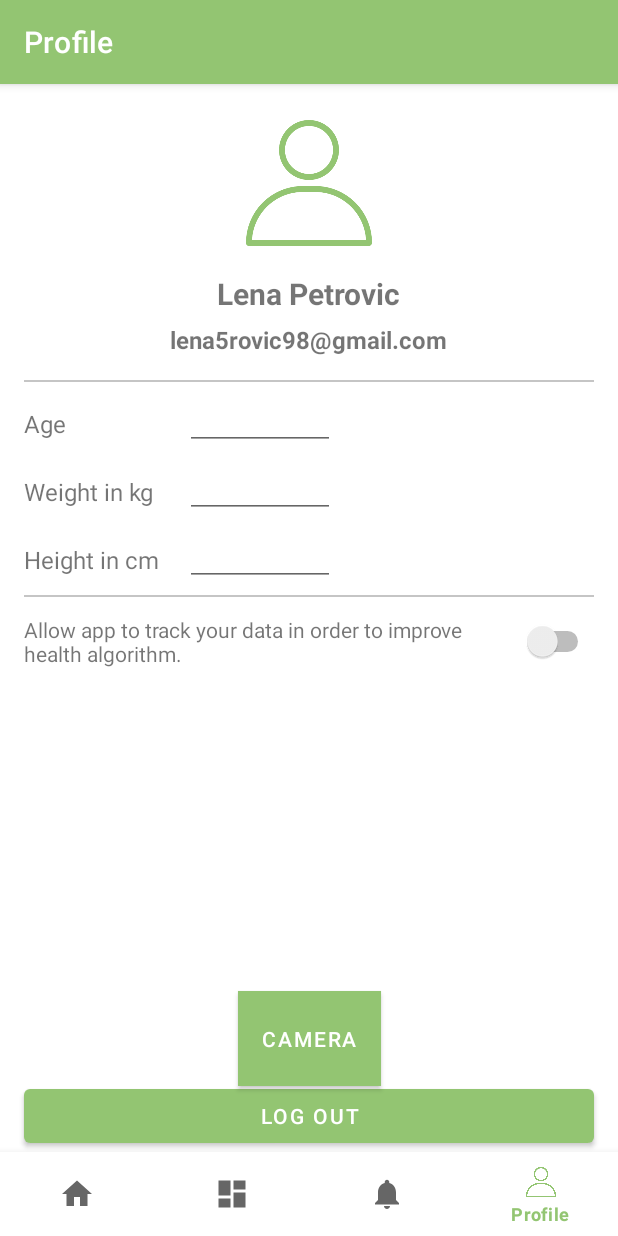
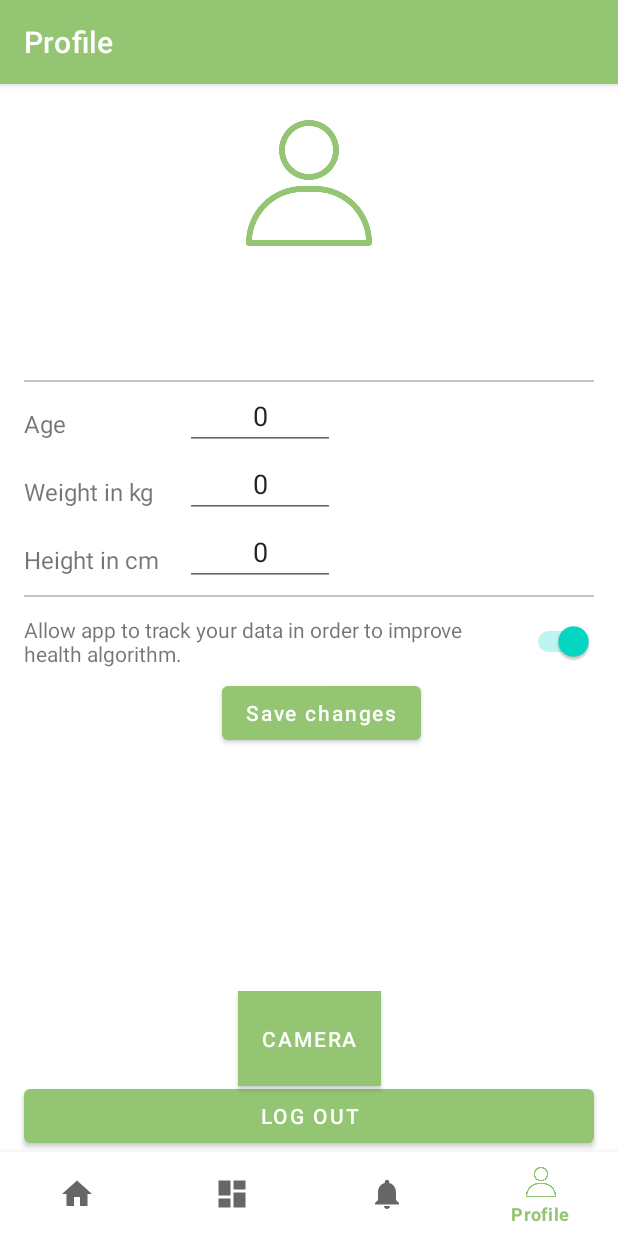
Before and after one commit to lena5rovic98/master, an Android app: the screen it shows after launch once a user with an empty profile is signed in (MainActivity), item 4 of the bottom bar chosen, on a phone screen of 412 x 824 dp. Run offline under Robolectric (Android 15) with nearby library versions, the phone set to English and light mode, and no system bars; our stand-ins replace Firebase (no records; nobody signed in at launch, a user with empty details on screens opened directly), navigation-ui; libraries missing offline, so code that uses them is left out: com.camerakit, org.tensorflow.lite; 12 statements that could not run were skipped.

Commit message:
change user data

```diff
--- a/app/src/main/java/com/example/master/firebase/FirebaseAuthentication.kt
+++ b/app/src/main/java/com/example/master/firebase/FirebaseAuthentication.kt
@@ -21,7 +21,7 @@ object FirebaseAuthentication {
         this.context = context
     }
 
-    fun register(email: String, password: String, fullName: String, age: Int, weight: Float, height: Int): Boolean {
+    fun register(email: String, password: String, fullName: String, age: Int, weight: Int, height: Int): Boolean {
         var isRegistrationSuccessful = true
         firebaseAuth?.createUserWithEmailAndPassword(email, password)
             ?.addOnCompleteListener(OnCompleteListener<AuthResult?> { task ->
--- a/app/src/main/java/com/example/master/models/User.kt
+++ b/app/src/main/java/com/example/master/models/User.kt
@@ -4,7 +4,7 @@ data class User(
     val email: String = "",
     val fullName: String = "",
     val age: Int = 0,
-    val weight: Float = 0f,
+    val weight: Int = 0,
     val height: Int = 0,
     val shareData: Boolean = true
 )
--- a/app/src/main/java/com/example/master/ui/welcome/RegisterDialog.kt
+++ b/app/src/main/java/com/example/master/ui/welcome/RegisterDialog.kt
@@ -33,7 +33,7 @@ class RegisterDialog(context: Context): Dialog(context) {
                     binding.editTextPassword.text.toString(),
                     binding.editTextFullName.text.toString(),
                     Integer.parseInt(binding.editTextAge.text.toString()),
-                    Integer.parseInt(binding.editTextWeight.text.toString()).toFloat(),
+                    Integer.parseInt(binding.editTextWeight.text.toString()),
                     Integer.parseInt(binding.editTextHeight.text.toString())
                 )
             ) {
--- a/app/src/main/java/com/example/master/ui/welcome/WelcomeActivity.kt
+++ b/app/src/main/java/com/example/master/ui/welcome/WelcomeActivity.kt
@@ -5,12 +5,7 @@ import android.os.Bundle
 import androidx.appcompat.app.AppCompatActivity
 import com.example.master.MainActivity
 import com.example.master.databinding.ActivityWelcomeBinding
-import com.example.master.firebase.FirebaseReferences
-import com.example.master.models.User
 import com.example.master.ui.firebase.FirebaseAuthentication
-import com.google.firebase.database.DataSnapshot
-import com.google.firebase.database.DatabaseError
-import com.google.firebase.database.ValueEventListener
 
 class WelcomeActivity: AppCompatActivity() {
 
@@ -25,7 +20,6 @@ class WelcomeActivity: AppCompatActivity() {
         FirebaseAuthentication.getInstance(this)
 
         if (FirebaseAuthentication.isUserLoggedIn()) {
-            getUser()
             val intent = Intent(this, MainActivity::class.java)
             startActivity(intent)
         } else {
@@ -51,22 +45,4 @@ class WelcomeActivity: AppCompatActivity() {
             registerDialog.show()
         }
     }
-
-    fun getUser() {
-        val userData = FirebaseReferences.usersReference?.child(FirebaseAuthentication.getUser()?.uid!!)
-//        val rootRef = FirebaseDatabase.getInstance().reference
-//        var usersRef: DatabaseReference? = rootRef.child("users").child(userId)
-        userData?.addValueEventListener(object : ValueEventListener {
-            override fun onDataChange(snapshot: DataSnapshot) {
-                val user: User = snapshot.getValue(User::class.java) as User
-                val a = user
-                // _user.value = user
-            }
-
-            override fun onCancelled(error: DatabaseError) {
-                throw error.toException()
-            }
-        }
-        )
-    }
 }
--- a/app/src/main/res/layout/fragment_profile.xml
+++ b/app/src/main/res/layout/fragment_profile.xml
@@ -25,7 +25,7 @@
             android:layout_marginTop="@dimen/margin_normal"
             android:textSize="@dimen/font_big"
             android:textStyle="bold"
-            android:text="Lena Petrovic"
+            android:text="Lena"
             app:layout_constraintTop_toBottomOf="@id/image_profile"
             app:layout_constraintStart_toStartOf="parent"
             app:layout_constraintEnd_toEndOf="parent"/>
@@ -74,6 +74,8 @@
             android:id="@+id/edit_text_age"
             android:layout_width="100dp"
             android:layout_height="wrap_content"
+            android:textAlignment="center"
+            android:inputType="number"
             app:layout_constraintStart_toStartOf="@id/guideline_3"
             app:layout_constraintTop_toBottomOf="@id/horizontal_view_1"/>
 
@@ -93,6 +95,8 @@
             android:id="@+id/edit_text_weight"
             android:layout_width="100dp"
             android:layout_height="wrap_content"
+            android:textAlignment="center"
+            android:inputType="number"
             app:layout_constraintStart_toStartOf="@id/guideline_3"
             app:layout_constraintTop_toBottomOf="@id/edit_text_age"/>
 
@@ -112,6 +116,8 @@
             android:id="@+id/edit_text_height"
             android:layout_width="100dp"
             android:layout_height="wrap_content"
+            android:textAlignment="center"
+            android:inputType="number"
             app:layout_constraintStart_toStartOf="@id/guideline_3"
             app:layout_constraintTop_toBottomOf="@id/edit_text_weight"/>
 
@@ -141,7 +147,19 @@
             android:layout_height="wrap_content"
             android:layout_marginTop="@dimen/margin_big"
             android:layout_marginEnd="@dimen/margin_big"
+            android:checked="true"
             app:layout_constraintTop_toBottomOf="@id/horizontal_view_2"
+            app:layout_constraintEnd_toEndOf="parent"/>
+
+    <Button
+            android:id="@+id/button_save_changes"
+            android:layout_width="wrap_content"
+            android:layout_height="wrap_content"
+            android:layout_marginTop="@dimen/margin_small"
+            android:text="@string/label_save_changes"
+            android:textAllCaps="false"
+            app:layout_constraintTop_toBottomOf="@id/label_allow_access"
+            app:layout_constraintStart_toStartOf="@id/label_allow_access"
             app:layout_constraintEnd_toEndOf="parent"/>
 
     <Button
--- a/app/src/main/res/values/strings.xml
+++ b/app/src/main/res/values/strings.xml
@@ -21,5 +21,7 @@
     <!-- Profile Fragment -->
     <string name="label_logout">Log out</string>
     <string name="label_allow_access">Allow app to track your data in order to improve health algorithm.</string>
+    <string name="label_save_changes">Save changes</string>
+    <string name="toast_user_updated">User data updated!</string>
 
 </resources>
```
Also changed, not shown: app/src/main/java/com/example/master/ui/profile/ProfileFragment.kt (+17 -10 lines), app/src/main/java/com/example/master/ui/profile/ProfileViewModel.kt (+10 -31 lines).
